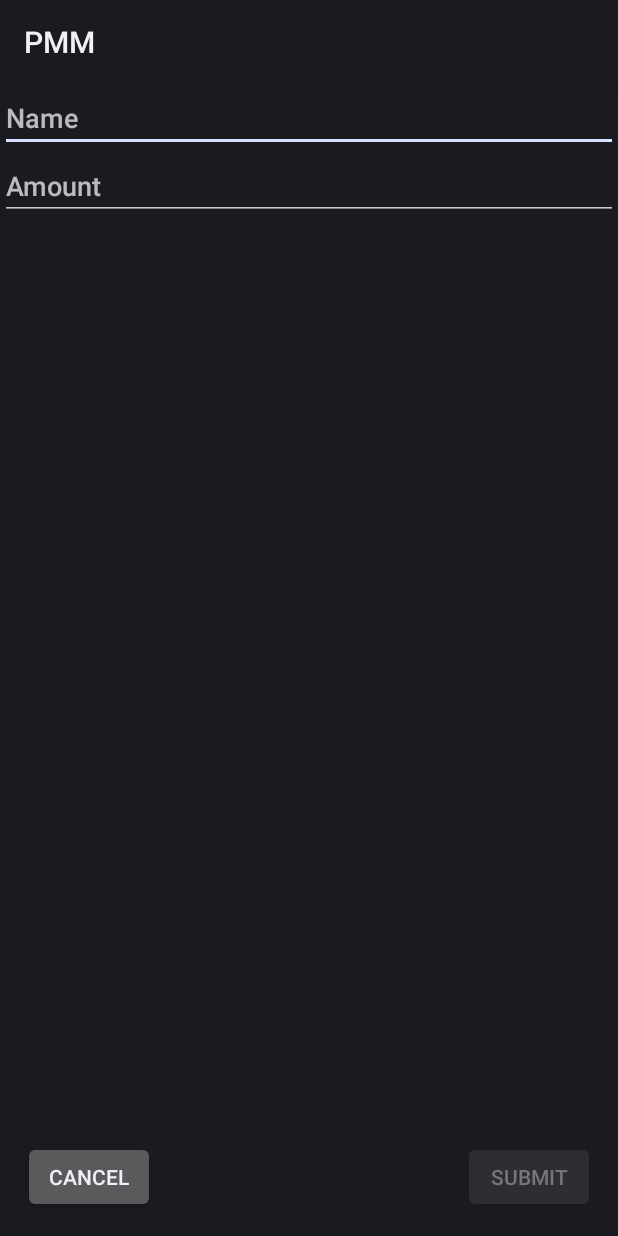
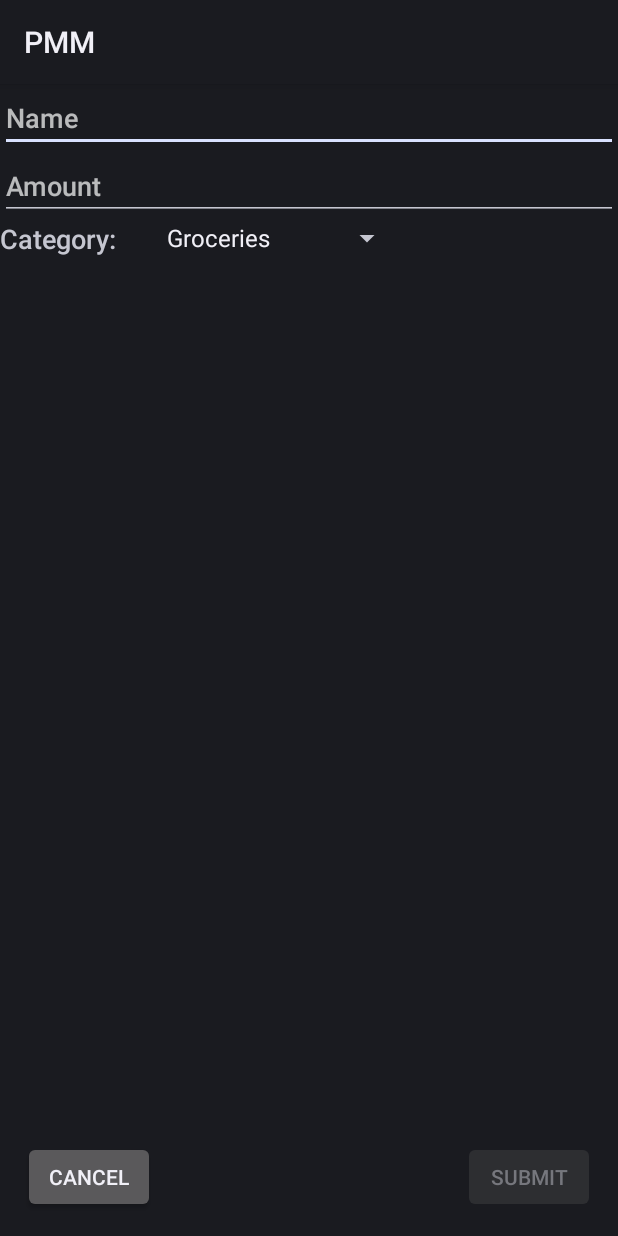
Before and after one commit to tylerstonge/PersonalMoneyManager, an Android app: the AddNewPurchaseActivity screen opened directly, with no data from a screen before it, on a phone screen of 412 x 824 dp. Run offline under Robolectric (Android 15) with nearby library versions, the phone set to English and light mode, and no system bars.

Commit message:
add categoryList

```diff
--- a/src/main/res/layout/add_new_purchase.xml
+++ b/src/main/res/layout/add_new_purchase.xml
@@ -43,5 +43,25 @@
         android:clickable="false"
         android:text="@string/submitButton" />
 
+    <Spinner
+        android:layout_width="wrap_content"
+        android:layout_height="wrap_content"
+        android:id="@+id/categoryList"
+        android:entries="@array/category_list"
+        android:spinnerMode="dropdown"
+        android:layout_below="@+id/amountEditText"
+        android:layout_toRightOf="@+id/cancelButton"
+        android:layout_toEndOf="@+id/cancelButton" />
+
+    <TextView
+        android:layout_width="wrap_content"
+        android:layout_height="wrap_content"
+        android:textAppearance="?android:attr/textAppearanceMedium"
+        android:text="Category:"
+        android:id="@+id/textView2"
+        android:layout_alignTop="@+id/categoryList"
+        android:layout_alignParentLeft="true"
+        android:layout_alignParentStart="true" />
+
 
 </RelativeLayout>
--- a/src/main/res/values/strings.xml
+++ b/src/main/res/values/strings.xml
@@ -7,4 +7,10 @@
     <string name="nameEditText">Name</string>
     <string name="amountEditText">Amount</string>
     <string name="actionSettings">Settings</string>
+    <string-array name="category_list">
+        <item>Groceries</item>
+        <item>Entertainment</item>
+        <item>Gas</item>
+        <item>Utilities</item>
+    </string-array>
 </resources>
```
Also changed, not shown: 1 other file.
